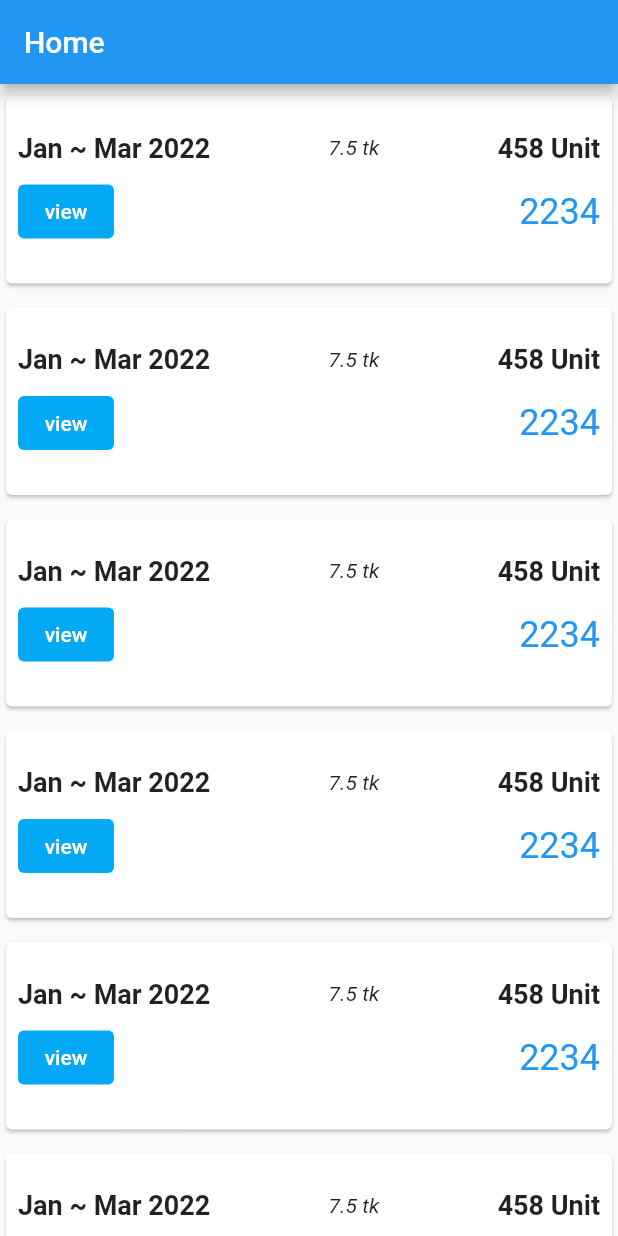
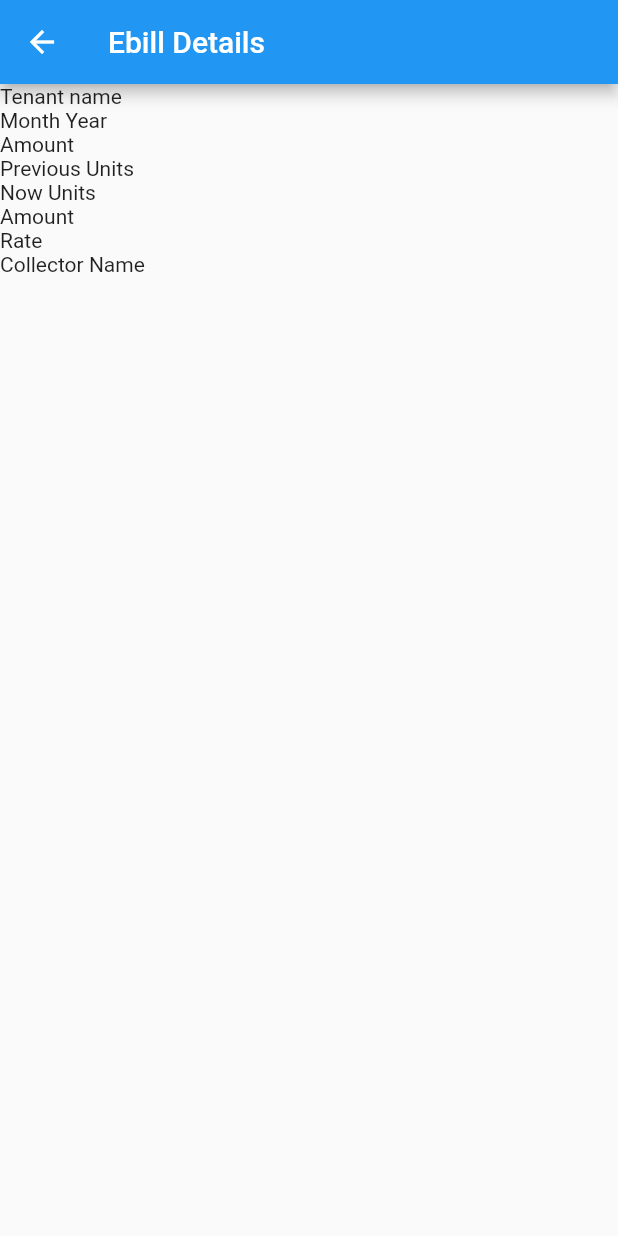
Before and after one commit to tee-jaay/ebills, a Flutter app: the screen it shows after launch, after a tap on "view", on a phone screen of 412 x 824 dp. Run offline on Flutter 3.47's test engine with Material 2 defaults, Android fonts, the phone set to English and light mode, and no system bars.

Commit message:
ebill details screen

```diff
--- a/lib/main.dart
+++ b/lib/main.dart
@@ -1,6 +1,7 @@
 import 'package:flutter/material.dart';
 
 import 'constants.dart';
+import 'screens/ebill_details_screen.dart';
 import 'screens/home_screen.dart';
 
 void main() {
@@ -19,6 +20,9 @@ class MyApp extends StatelessWidget {
         primarySwatch: Colors.blue,
       ),
       home: const HomeScreen(),
+      routes: {
+        EbillDetailsScreen.routeName:(ctx)=> EbillDetailsScreen(),
+      },
     );
   }
 }
--- /dev/null
+++ b/lib/screens/ebill_details_screen.dart
@@ -0,0 +1,53 @@
+import 'package:flutter/material.dart';
+
+class EbillDetailsScreen extends StatelessWidget {
+  static final routeName = "/ebill-details-screen";
+
+  const EbillDetailsScreen({Key? key}) : super(key: key);
+
+  @override
+  Widget build(BuildContext context) {
+    return Scaffold(
+      appBar: AppBar(
+        title: Text('Ebill Details'),
+      ),
+      body: Column(
+        crossAxisAlignment: CrossAxisAlignment.start,
+        children: [
+          Text(
+            'Tenant name',
+            style: TextStyle(),
+          ),
+          Text(
+            'Month Year',
+            style: TextStyle(),
+          ),
+          Text(
+            'Amount',
+            style: TextStyle(),
+          ),
+          Text(
+            'Previous Units',
+            style: TextStyle(),
+          ),
+          Text(
+            'Now Units',
+            style: TextStyle(),
+          ),
+          Text(
+            'Amount',
+            style: TextStyle(),
+          ),
+          Text(
+            'Rate',
+            style: TextStyle(),
+          ),
+          Text(
+            'Collector Name',
+            style: TextStyle(),
+          ),
+        ],
+      ),
+    );
+  }
+}
--- a/lib/widgets/ebill_item.dart
+++ b/lib/widgets/ebill_item.dart
@@ -1,6 +1,7 @@
 import 'package:flutter/material.dart';
 
 import '../constants.dart';
+import '../screens/ebill_details_screen.dart';
 
 class EbillItem extends StatelessWidget {
   const EbillItem({Key? key}) : super(key: key);
@@ -49,7 +50,9 @@ class EbillItem extends StatelessWidget {
               mainAxisAlignment: MainAxisAlignment.spaceBetween,
               children: [
                 TextButton(
-                  onPressed: () {},
+                  onPressed: () {
+                    Navigator.pushNamed(context, EbillDetailsScreen.routeName);
+                  },
                   child: Text(
                     'view',
                     style: TextStyle(color: Colors.white),
```
